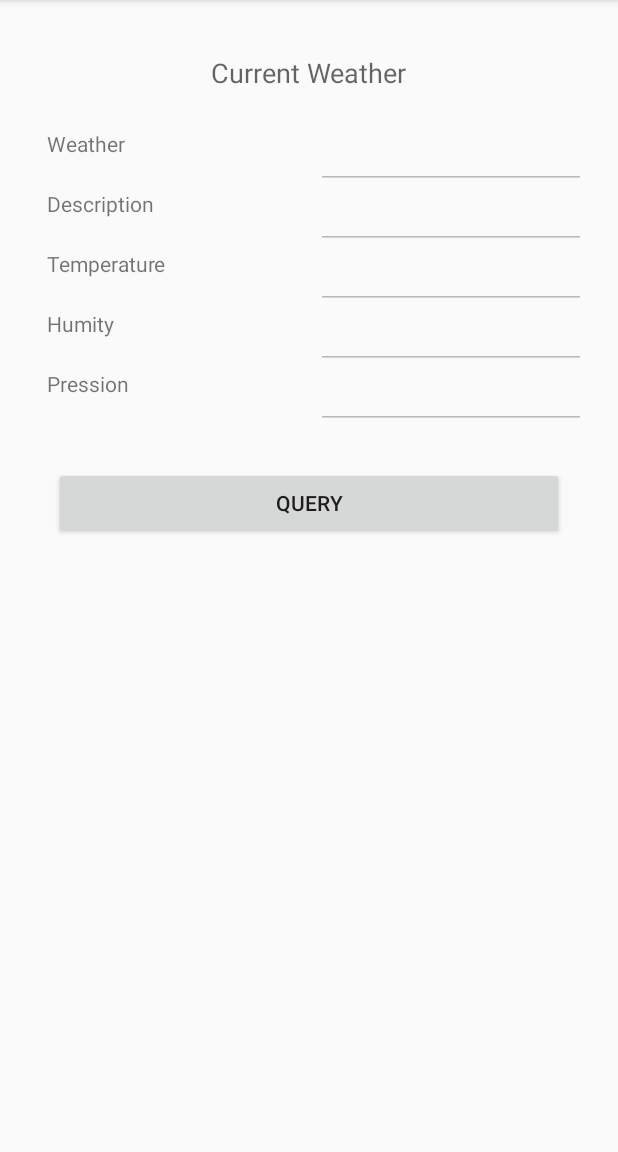
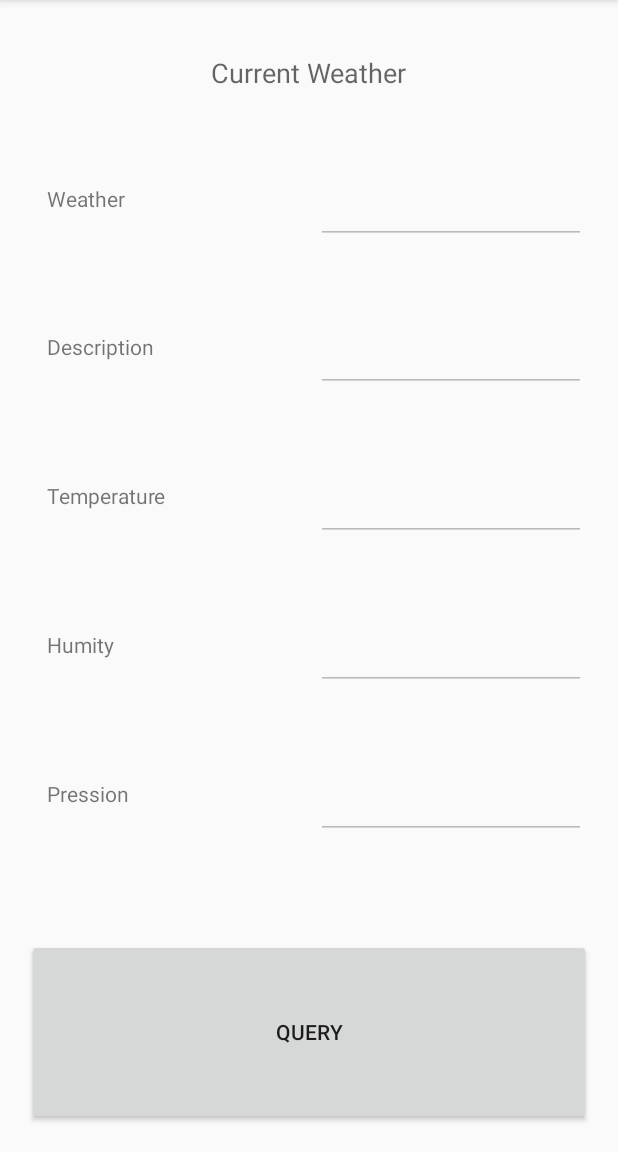
Before and after one commit to aarguelles93/WeatherJSON_Arguelles, an Android app: the screen it shows after launch (MainActivity), on a phone screen of 412 x 824 dp, the part 84-1236 px from its top. Run offline under Robolectric (Android 15) with nearby library versions, the phone set to English and light mode, and no system bars.

Commit message:
Minor visual fixes. Scrollview was glitching the first fragment: FIXED

```diff
--- a/app/src/main/java/com/uninorte/andresarguelles/weatherjson_arguelles/Frag1.java
+++ b/app/src/main/java/com/uninorte/andresarguelles/weatherjson_arguelles/Frag1.java
@@ -1,5 +1,6 @@
 package com.uninorte.andresarguelles.weatherjson_arguelles;
 
+import android.app.Application;
 import android.hardware.Sensor;
 import android.hardware.SensorEventListener;
 import android.hardware.SensorManager;
@@ -10,6 +11,7 @@ import android.view.View;
 import android.view.ViewGroup;
 import android.widget.Button;
 import android.widget.EditText;
+import android.widget.Toast;
 
 /**
  * Created by Andres Arguelles on 24/04/2015.
@@ -53,6 +55,10 @@ public class Frag1 extends Fragment{
         {
             @Override
             public void onClick(View view) {
+                String msg="Loading current weather";
+                Toast toast = Toast.makeText(getActivity().getApplicationContext(), msg, Toast.LENGTH_LONG);
+                toast.show();
+
                 obj = new HandleJSON(uriAPI);
                 obj.fetchJSON(1);
 
--- a/app/src/main/java/com/uninorte/andresarguelles/weatherjson_arguelles/Frag2.java
+++ b/app/src/main/java/com/uninorte/andresarguelles/weatherjson_arguelles/Frag2.java
@@ -7,6 +7,7 @@ import android.view.View;
 import android.view.ViewGroup;
 import android.widget.Button;
 import android.widget.EditText;
+import android.widget.Toast;
 
 /**
  * Created by Andres Arguelles on 24/04/2015.
@@ -45,11 +46,15 @@ public class Frag2 extends Fragment{
         mEditTextDay4 = (EditText) rootView.findViewById(R.id.editTextHumidity);
         mEditTextDay5 = (EditText) rootView.findViewById(R.id.editTextPressure);
 
-        mButton = (Button) rootView.findViewById(R.id.buttonCurrent);
+        mButton = (Button) rootView.findViewById(R.id.buttonForecast);
         mButton.setOnClickListener(new View.OnClickListener()
         {
             @Override
             public void onClick(View view) {
+                String msg="Loading forecast";
+                Toast toast = Toast.makeText(getActivity().getApplicationContext(), msg, Toast.LENGTH_LONG);
+                toast.show();
+
                 obj = new HandleJSON(uriAPI);
                 obj.fetchJSON(2);
 
--- a/app/src/main/res/layout/fragment_frag1.xml
+++ b/app/src/main/res/layout/fragment_frag1.xml
@@ -9,18 +9,20 @@
 
     <TextView
         android:layout_width="wrap_content"
-        android:layout_height="wrap_content"
+        android:layout_height="0dp"
         android:textAppearance="?android:attr/textAppearanceMedium"
         android:text="Current Weather"
         android:id="@+id/textView"
         android:layout_gravity="center_horizontal"
-        android:layout_margin="20dp" />
+        android:layout_margin="20dp"
+        android:layout_weight="1" />
 
     <LinearLayout
         android:orientation="vertical"
         android:layout_width="fill_parent"
-        android:layout_height="wrap_content"
-        android:layout_margin="5dp">
+        android:layout_height="0dp"
+        android:layout_margin="5dp"
+        android:layout_weight="8">
 
         <LinearLayout
             android:orientation="horizontal"
@@ -155,10 +157,11 @@
 
     <Button
         android:layout_width="fill_parent"
-        android:layout_height="wrap_content"
+        android:layout_height="0dp"
         android:text="Query"
         android:id="@+id/buttonCurrent"
         android:layout_gravity="center_horizontal"
-        android:layout_margin="20dp" />
+        android:layout_margin="2dp"
+        android:layout_weight="2" />
 
 </LinearLayout>
```
Also changed, not shown: app/src/main/res/layout/fragment_frag2.xml (+16 -11 lines).
